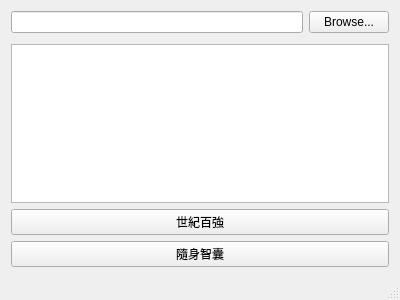
Old version of the form mainwindow.ui in the repository chchwy/haodoo-grabber.
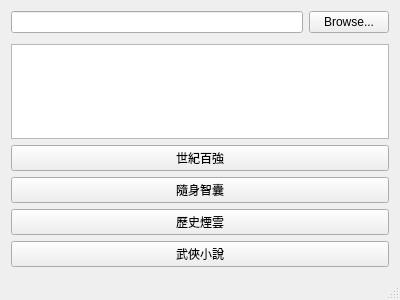
New version of the form.

Commit message: 加入歷史煙雲跟武俠小說

The edit to the form file:
```diff
--- a/mainwindow.ui
+++ b/mainwindow.ui
@@ -53,6 +53,20 @@
       </property>
      </widget>
     </item>
+	 <item>
+     <widget class="QPushButton" name="historyButton">
+      <property name="text">
+       <string>歷史煙雲</string>
+      </property>
+     </widget>
+    </item>
+    <item>
+     <widget class="QPushButton" name="wushaButton">
+      <property name="text">
+       <string>武俠小說</string>
+      </property>
+     </widget>
+    </item>
    </layout>
   </widget>
   <widget class="QStatusBar" name="statusBar"/>
```
Left out of the diff: 4 changed lines with no effect on the pictures. The commit also changes 2 other files.
